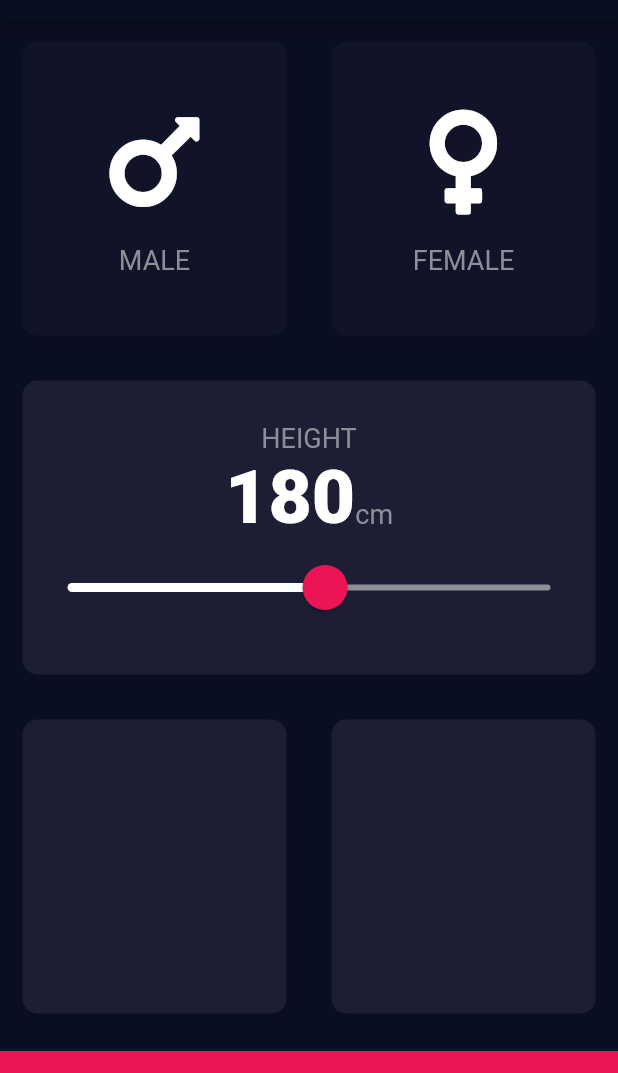
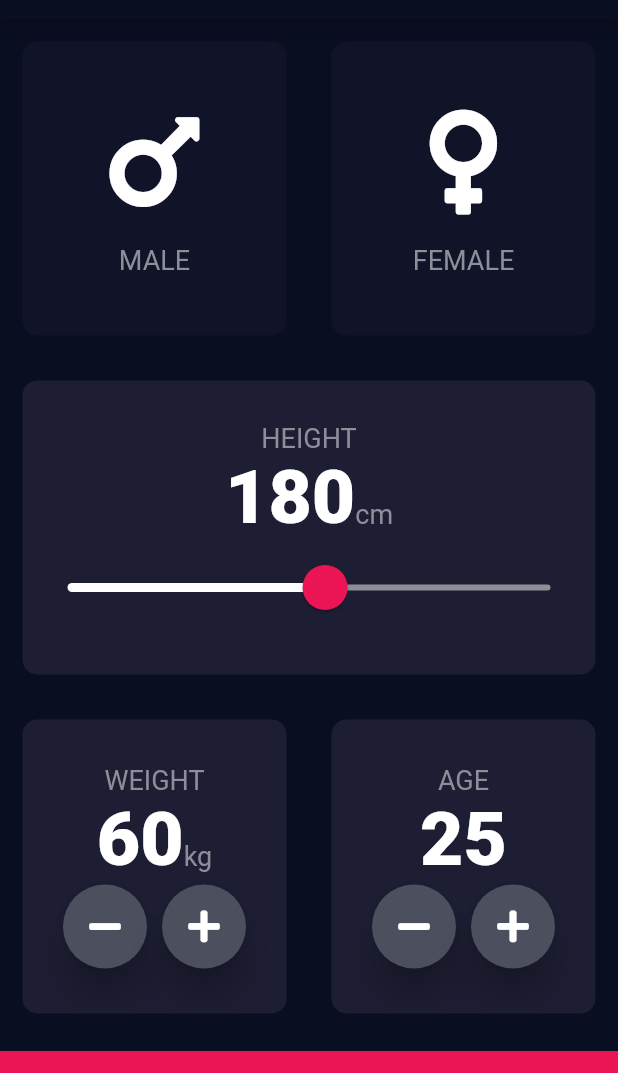
Before and after one commit to amila325/bmi_calculator, a Flutter app: the screen it shows after launch, on a phone screen of 412 x 824 dp, the part 65-1138 px from its top. Run offline on Flutter 3.47's test engine with Material 2 defaults, Android fonts, the phone set to English and light mode, and no system bars; our stand-ins replace font_awesome_flutter.

Commit message:
Round Icon Button
Weight and Age cards with new RoundIconButton just like floating action button

```diff
--- a/lib/constants.dart
+++ b/lib/constants.dart
@@ -3,9 +3,13 @@ import 'package:flutter/material.dart';
 const kBottomContainerHeight = 80.0;
 const kActiveCardColour = Color(0xFF1D1E33);
 const kInactiveCardColour = Color(0xFF111328);
-const kBottomContainerColor = Color(0xFFEB1555);
-const kActiveSliderColor = Color(0xFFEB1555);
-const kInactiveSliderColor = Color(0xFF8D8E98);
+const kBottomContainerColour = Color(0xFFEB1555);
+const kActiveSliderColour = Color(0xFFEB1555);
+// const kInactiveSliderColour = Color(0xFF8D8E98);
+const kInactiveSliderColour = Color(0xFF8D8E98);
+const kThumbColour = Color(0xFFEB1555);
+const kThumbOverlayColour = Color(0x29EB1555);
+const kRoundIconBackgroundColour = Color(0xFF4C4F5E);
 
 const kLabelTextStyle = TextStyle(
   fontSize: 18.0,
--- a/lib/input_page.dart
+++ b/lib/input_page.dart
@@ -1,6 +1,7 @@
 import 'package:bmi_calculator/constants.dart';
 import 'package:bmi_calculator/icon_content.dart';
 import 'package:bmi_calculator/reusable_card.dart';
+import 'package:bmi_calculator/round_icon_button.dart';
 import 'package:flutter/material.dart';
 import 'package:font_awesome_flutter/font_awesome_flutter.dart';
 
@@ -16,6 +17,8 @@ class InputPage extends StatefulWidget {
 class _InputPageState extends State<InputPage> {
   Gender? selectedGender;
   int height = 180;
+  int weight = 60;
+  int age = 25;
 
   @override
   Widget build(BuildContext context) {
@@ -89,12 +92,14 @@ class _InputPageState extends State<InputPage> {
                       ),
                       SliderTheme(
                         data: SliderTheme.of(context).copyWith(
-                          inactiveTrackColor: Color(0xFF8D8E98),
+                          inactiveTrackColor: kInactiveSliderColour,
                           activeTrackColor: Colors.white,
-                          thumbColor: Color(0xFFEB1555),
-                          overlayColor: Color(0x29EB1555),
-                          thumbShape: RoundSliderThumbShape(enabledThumbRadius: 15.0),
-                          overlayShape:  RoundSliderOverlayShape(overlayRadius: 30.0),
+                          thumbColor: kThumbColour,
+                          overlayColor: kThumbOverlayColour,
+                          thumbShape:
+                              RoundSliderThumbShape(enabledThumbRadius: 15.0),
+                          overlayShape:
+                              RoundSliderOverlayShape(overlayRadius: 30.0),
                         ),
                         child: Slider(
                           value: height.toDouble(),
@@ -121,18 +126,108 @@ class _InputPageState extends State<InputPage> {
                 Expanded(
                   child: ReusableCard(
                     containerColor: kActiveCardColour,
+                    cardChild: Column(
+                      mainAxisAlignment: MainAxisAlignment.center,
+                      children: [
+                        Text(
+                          "WEIGHT",
+                          style: kLabelTextStyle,
+                        ),
+                        Row(
+                          mainAxisAlignment: MainAxisAlignment.center,
+                          crossAxisAlignment: CrossAxisAlignment.baseline,
+                          textBaseline: TextBaseline.alphabetic,
+                          children: [
+                            Text(
+                              weight.toString(),
+                              style: kIconSizeTextStyle,
+                            ),
+                            Text(
+                              'kg',
+                              style: kLabelTextStyle,
+                            )
+                          ],
+                        ),
+
+                        Row(
+                          mainAxisAlignment: MainAxisAlignment.center,
+                          children: [
+                            RoundIconButton(
+                              onPressedAction: () {
+                                setState(() {
+                                  if (weight > 2) {
+                                    weight--;
+                                  }
+                                });
+                              },
+                              icon: FontAwesomeIcons.minus,
+                            ),
+                            SizedBox(width: 10,),
+                            RoundIconButton(
+                              onPressedAction: () {
+                                setState(() {
+                                  if (weight < 500) {
+                                    weight++;
+                                  }
+                                });
+                              },
+                              icon: FontAwesomeIcons.plus,
+                            )
+                          ],
+                        ),
+                      ],
+                    ),
                   ),
                 ),
                 Expanded(
                   child: ReusableCard(
                     containerColor: kActiveCardColour,
+                    cardChild: Column(
+                      mainAxisAlignment: MainAxisAlignment.center,
+                      children: [
+                        Text(
+                          "AGE",
+                          style: kLabelTextStyle,
+                        ),
+                        Text(
+                          age.toString(),
+                          style: kIconSizeTextStyle,
+                        ),
+                        Row(
+                          mainAxisAlignment: MainAxisAlignment.center,
+                          children: [
+                            RoundIconButton(
+                              onPressedAction: () {
+                                setState(() {
+                                  if (age > 2) {
+                                    age--;
+                                  }
+                                });
+                              },
+                              icon: FontAwesomeIcons.minus,
+                            ),
+                            SizedBox(width: 10,),
+                            RoundIconButton(
+                              onPressedAction: () {
+                                setState(() {
+                                  if (age < 120) {
+                                    age++;
+                                  }
+                                });
+                              },
+                              icon: FontAwesomeIcons.plus,
+                            )
+                          ],
+                        ),
+                      ],
+                    ),
                   ),
                 ),
               ],
             ),
           ),
           Container(
-            color: kBottomContainerColor,
+            color: kBottomContainerColour,
             margin: EdgeInsets.only(top: 10.0),
             width: double.infinity,
             height: kBottomContainerHeight,
--- /dev/null
+++ b/lib/round_icon_button.dart
@@ -0,0 +1,24 @@
+import 'package:bmi_calculator/constants.dart';
+import 'package:flutter/material.dart';
+
+class RoundIconButton extends StatelessWidget {
+  RoundIconButton({this.onPressedAction, this.icon});
+
+  final Function()? onPressedAction;
+  final IconData? icon;
+
+  @override
+  Widget build(BuildContext context) {
+    return RawMaterialButton(
+      child: Icon(icon),
+      onPressed: onPressedAction,
+      shape: CircleBorder(),
+      fillColor: kRoundIconBackgroundColour,
+      constraints: const BoxConstraints.tightFor(
+        width: 56.0,
+        height: 56.0,
+      ),
+      elevation: 10.0,
+    );
+  }
+}
```
